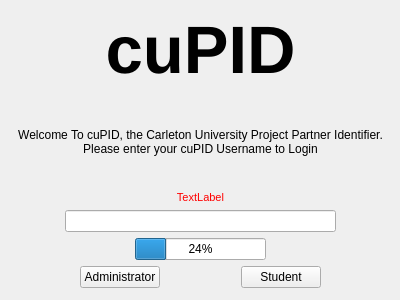
Above: loginform.ui from zcharli/carleton-student-project-partner-finder before the change. Below: the same form after it.
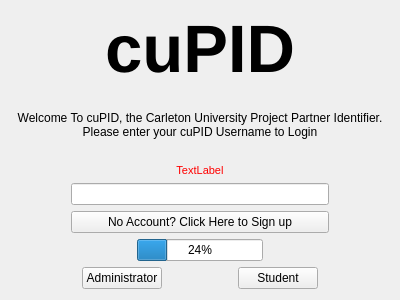
That is the form after the change.

Commit message: - Integrated the database with login and signup flow - User can now create account and sign up within the same build as of now. The db file is overwritten with every new build - Minor bug fixes

```diff
--- a/loginform.ui
+++ b/loginform.ui
@@ -13,15 +13,8 @@
   <property name="windowTitle">
    <string>Login</string>
   </property>
-  <widget class="QWidget" name="layoutWidget">
-   <property name="geometry">
-    <rect>
-     <x>5</x>
-     <y>7</y>
-     <width>391</width>
-     <height>281</height>
-    </rect>
-   </property>
+  <layout class="QGridLayout" name="gridLayout">
+   <item row="0" column="0">
    <layout class="QVBoxLayout" name="verticalLayout">
     <property name="sizeConstraint">
      <enum>QLayout::SetNoConstraint</enum>
@@ -130,6 +123,49 @@
       </item>
      </layout>
     </item>
+     <item>
+      <layout class="QHBoxLayout" name="horizontalLayout_2">
+       <item>
+        <spacer name="horizontalSpacer_9">
+         <property name="orientation">
+          <enum>Qt::Horizontal</enum>
+         </property>
+         <property name="sizeType">
+          <enum>QSizePolicy::Fixed</enum>
+         </property>
+         <property name="sizeHint" stdset="0">
+          <size>
+           <width>60</width>
+           <height>20</height>
+          </size>
+         </property>
+        </spacer>
+       </item>
+       <item>
+        <widget class="QPushButton" name="btnSignUp">
+         <property name="text">
+          <string>No Account? Click Here to Sign up</string>
+         </property>
+        </widget>
+       </item>
+       <item>
+        <spacer name="horizontalSpacer_8">
+         <property name="orientation">
+          <enum>Qt::Horizontal</enum>
+         </property>
+         <property name="sizeType">
+          <enum>QSizePolicy::Fixed</enum>
+         </property>
+         <property name="sizeHint" stdset="0">
+          <size>
+           <width>60</width>
+           <height>20</height>
+          </size>
+         </property>
+        </spacer>
+       </item>
+      </layout>
+     </item>
     <item>
      <layout class="QHBoxLayout" name="horizontalLayout_3">
       <item>
@@ -228,7 +264,8 @@
      </layout>
     </item>
    </layout>
-  </widget>
+   </item>
+  </layout>
  </widget>
  <resources/>
  <connections/>
```
Lines whose indentation alone changed are shown as unchanged. The commit also changes 20 other files.
